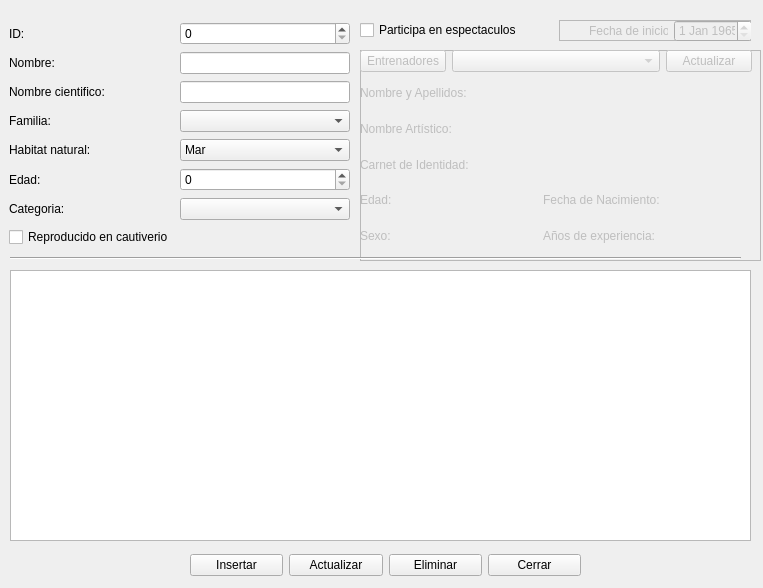
Old version of the form vista/ui/animal_acuatico.ui in the repository daeran84/Acuario.
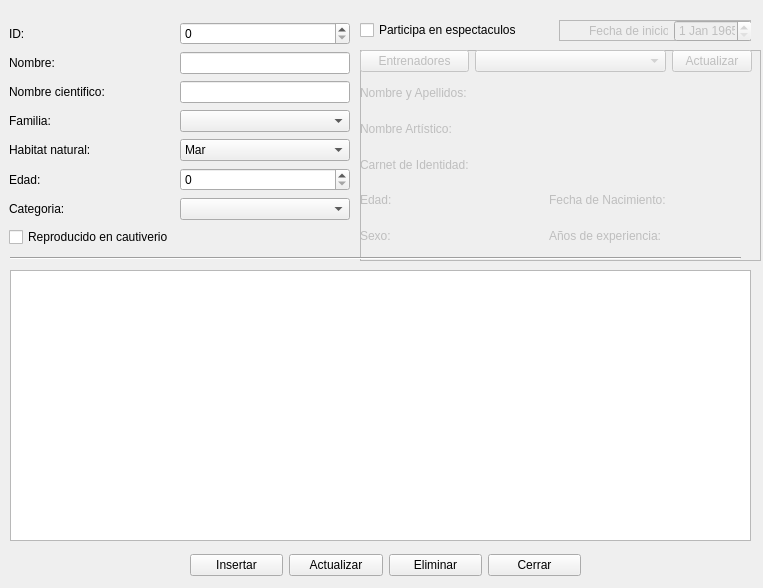
New version of the form.

The edit to the form file:
```diff
--- a/vista/ui/animal_acuatico.ui
+++ b/vista/ui/animal_acuatico.ui
@@ -320,7 +320,7 @@
     </item>
    </layout>
   </widget>
-  <widget class="QFrame" name="frame">
+  <widget class="QFrame" name="frame_entr">
    <property name="enabled">
     <bool>false</bool>
    </property>
@@ -348,9 +348,6 @@
      </rect>
     </property>
     <layout class="QGridLayout" name="gridLayout">
-     <item row="2" column="1" colspan="2">
-      <widget class="QComboBox" name="cbx_selec_entr"/>
-     </item>
      <item row="2" column="3">
       <widget class="QPushButton" name="btn_act_combobox">
        <property name="text">
@@ -365,13 +362,6 @@
        </property>
       </widget>
      </item>
-     <item row="5" column="2">
-      <widget class="QLabel" name="entrenador_carnet_identidad">
-       <property name="text">
-        <string/>
-       </property>
-      </widget>
-     </item>
      <item row="6" column="3">
       <widget class="QLabel" name="entrenador_nacimiento">
        <property name="text">
@@ -388,18 +378,14 @@
      </item>
      <item row="6" column="0">
       <widget class="QLabel" name="lb4">
+       <property name="layoutDirection">
+        <enum>Qt::RightToLeft</enum>
+       </property>
        <property name="text">
         <string>Edad:</string>
        </property>
       </widget>
      </item>
-     <item row="4" column="0" colspan="2">
-      <widget class="QLabel" name="lb2">
-       <property name="text">
-        <string>Nombre Artístico:</string>
-       </property>
-      </widget>
-     </item>
      <item row="7" column="1">
       <widget class="QLabel" name="entrenador_sexo">
        <property name="text">
@@ -416,25 +402,17 @@
      </item>
      <item row="7" column="0">
       <widget class="QLabel" name="lb5">
+       <property name="layoutDirection">
+        <enum>Qt::RightToLeft</enum>
+       </property>
+       <property name="autoFillBackground">
+        <bool>false</bool>
+       </property>
        <property name="text">
         <string>Sexo:</string>
        </property>
       </widget>
      </item>
-     <item row="3" column="2" colspan="2">
-      <widget class="QLabel" name="entrenador_nombre_apellidos">
-       <property name="text">
-        <string/>
-       </property>
-      </widget>
-     </item>
-     <item row="4" column="2" colspan="2">
-      <widget class="QLabel" name="entrenador_nombre_artistico">
-       <property name="text">
-        <string/>
-       </property>
-      </widget>
-     </item>
      <item row="6" column="2">
       <widget class="QLabel" name="lb6">
        <property name="text">
@@ -442,31 +420,62 @@
        </property>
       </widget>
      </item>
-     <item row="3" column="0" colspan="2">
+     <item row="2" column="0">
+      <widget class="QPushButton" name="btn_adm_entrenador">
+       <property name="text">
+        <string>Entrenadores</string>
+       </property>
+      </widget>
+     </item>
+     <item row="2" column="1" colspan="2">
+      <widget class="QComboBox" name="cbx_selec_entr"/>
+     </item>
+     <item row="3" column="0">
       <widget class="QLabel" name="lb1">
        <property name="text">
         <string>Nombre y Apellidos:</string>
        </property>
       </widget>
      </item>
-     <item row="5" column="0" colspan="2">
+     <item row="5" column="0">
       <widget class="QLabel" name="lb3">
        <property name="text">
         <string>Carnet de Identidad:</string>
        </property>
       </widget>
      </item>
-     <item row="2" column="0">
-      <widget class="QPushButton" name="btn_adm_entrenador">
+     <item row="5" column="1">
+      <widget class="QLabel" name="entrenador_carnet_identidad">
        <property name="text">
-        <string>Entrenadores</string>
+        <string/>
+       </property>
+      </widget>
+     </item>
+     <item row="4" column="0">
+      <widget class="QLabel" name="lb2">
+       <property name="text">
+        <string>Nombre Artístico:</string>
+       </property>
+      </widget>
+     </item>
+     <item row="4" column="1" colspan="3">
+      <widget class="QLabel" name="entrenador_nombre_artistico">
+       <property name="text">
+        <string/>
+       </property>
+      </widget>
+     </item>
+     <item row="3" column="1" colspan="3">
+      <widget class="QLabel" name="entrenador_nombre_apellidos">
+       <property name="text">
+        <string/>
        </property>
       </widget>
      </item>
     </layout>
    </widget>
   </widget>
-  <widget class="QWidget" name="">
+  <widget class="QWidget" name="layoutWidget">
    <property name="geometry">
     <rect>
      <x>360</x>
@@ -497,7 +506,7 @@
       <property name="frameShadow">
        <enum>QFrame::Raised</enum>
       </property>
-      <widget class="QWidget" name="">
+      <widget class="QWidget" name="layoutWidget">
        <property name="geometry">
         <rect>
          <x>30</x>
@@ -534,15 +543,12 @@
     </item>
    </layout>
   </widget>
-  <zorder>frame</zorder>
+  <zorder>layoutWidget</zorder>
+  <zorder>frame_entr</zorder>
   <zorder>tabla_animal_acuatico</zorder>
   <zorder>line</zorder>
   <zorder>layoutWidget</zorder>
   <zorder>layoutWidget</zorder>
-  <zorder>check_espectaculos</zorder>
-  <zorder>label_8</zorder>
-  <zorder>valor_inicio</zorder>
-  <zorder>frame_2</zorder>
  </widget>
  <resources/>
  <connections>
```
Left out of the diff: 2 changed lines with no effect on the pictures.
